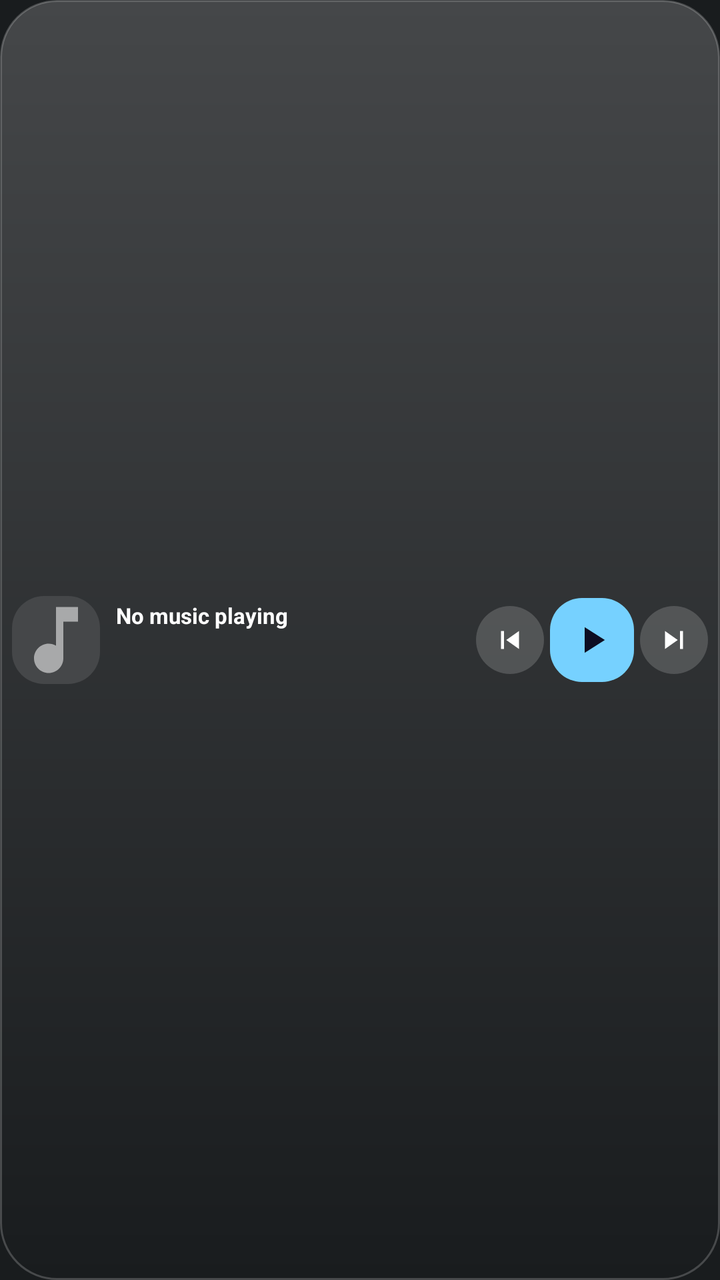
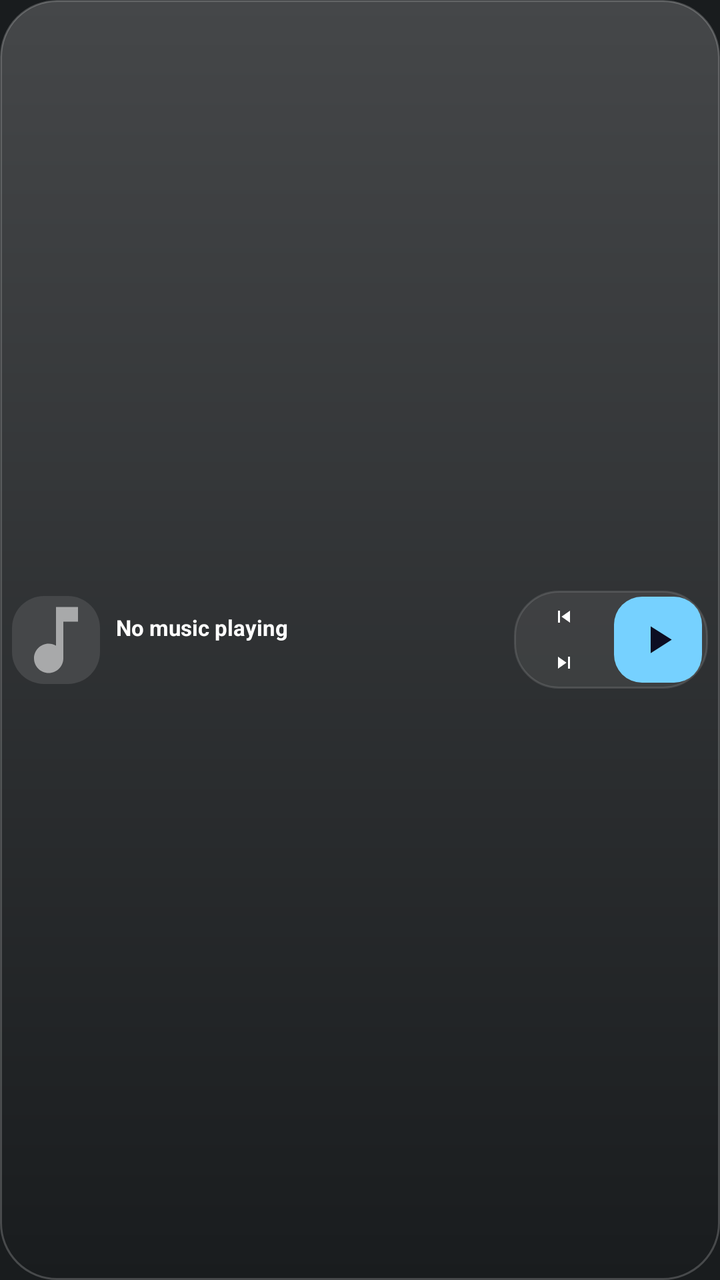

Screens rendered from an Android XML layout before and after an edit, with the pre-edit source and the edit as a unified diff.
<!-- AndroidManifest.xml: application theme android:Theme.DeviceDefault -->
<!-- res/layout/widget_music_small.xml -->
<?xml version="1.0" encoding="utf-8"?>
<LinearLayout xmlns:android="http://schemas.android.com/apk/res/android"
    android:id="@+id/widgetRoot"
    android:layout_width="match_parent"
    android:layout_height="match_parent"
    android:background="@drawable/widget_bg"
    android:orientation="horizontal"
    android:padding="6dp"
    android:gravity="center_vertical">

    <ImageView
        android:id="@+id/albumArt"
        android:layout_width="44dp"
        android:layout_height="44dp"
        android:scaleType="centerCrop"
        android:background="@drawable/album_art_bg"
        android:src="@drawable/ic_music_note"/>

    <LinearLayout
        android:layout_width="0dp"
        android:layout_height="wrap_content"
        android:layout_weight="1"
        android:layout_marginStart="8dp"
        android:layout_marginEnd="4dp"
        android:orientation="vertical"
        android:gravity="center_vertical">

        <TextView
            android:id="@+id/songTitle"
            android:layout_width="match_parent"
            android:layout_height="wrap_content"
            android:text="No music playing"
            android:textColor="#FFFFFFFF"
            android:textSize="11sp"
            android:textStyle="bold"
            android:maxLines="1"
            android:ellipsize="end"/>

        <TextView
            android:id="@+id/artistName"
            android:layout_width="match_parent"
            android:layout_height="wrap_content"
            android:text=""
            android:textColor="#B3FFFFFF"
            android:textSize="9sp"
            android:maxLines="1"
            android:ellipsize="end"/>

        <ImageView
            android:id="@+id/songProgress"
            android:layout_width="match_parent"
            android:layout_height="10dp"
            android:layout_marginTop="2dp"
            android:scaleType="fitXY"
            android:contentDescription="Progreso"/>

        
        <ImageView
            android:id="@+id/btnShuffle"
            android:layout_width="0dp"
            android:layout_height="0dp"
            android:visibility="gone"/>
        <ImageView
            android:id="@+id/btnRepeat"
            android:layout_width="0dp"
            android:layout_height="0dp"
            android:visibility="gone"/>

    </LinearLayout>

    <ImageView
        android:id="@+id/btnPrev"
        android:layout_width="34dp"
        android:layout_height="34dp"
        android:src="@drawable/ic_skip_previous"
        android:background="@drawable/btn_round_bg"
        android:scaleType="centerInside"
        android:padding="8dp"/>

    <ImageView
        android:id="@+id/btnPlayPause"
        android:layout_width="42dp"
        android:layout_height="42dp"
        android:src="@drawable/ic_play"
        android:background="@drawable/play_btn_bg"
        android:scaleType="centerInside"
        android:padding="10dp"
        android:layout_marginStart="3dp"
        android:layout_marginEnd="3dp"/>

    <ImageView
        android:id="@+id/btnNext"
        android:layout_width="34dp"
        android:layout_height="34dp"
        android:src="@drawable/ic_skip_next"
        android:background="@drawable/btn_round_bg"
        android:scaleType="centerInside"
        android:padding="8dp"/>

</LinearLayout>
<!-- resources referenced by this layout -->
<resources>
  <!-- drawable album_art_bg (drawable) -->
  <?xml version="1.0" encoding="utf-8"?>
  <shape xmlns:android="http://schemas.android.com/apk/res/android">
      <solid android:color="#33FFFFFF"/>
      <corners android:radius="16dp"/>
  </shape>
  <!-- drawable btn_round_bg (drawable) -->
  <?xml version="1.0" encoding="utf-8"?>
  <shape xmlns:android="http://schemas.android.com/apk/res/android"
      android:shape="oval">
      <solid android:color="#18FFFFFF"/>
  </shape>
  <!-- drawable ic_music_note (drawable) -->
  <vector xmlns:android="http://schemas.android.com/apk/res/android"
      android:width="24dp" android:height="24dp"
      android:viewportWidth="24" android:viewportHeight="24">
      <path android:fillColor="#88FFFFFF"
          android:pathData="M12,3v10.55c-0.59,-0.34 -1.27,-0.55 -2,-0.55 -2.21,0 -4,1.79 -4,4s1.79,4 4,4 4,-1.79 4,-4V7h4V3h-6z"/>
  </vector>
  <!-- drawable ic_play (drawable) -->
  <vector xmlns:android="http://schemas.android.com/apk/res/android"
      android:width="24dp" android:height="24dp"
      android:viewportWidth="24" android:viewportHeight="24">
      <path android:fillColor="#FF0D0D22"
          android:pathData="M8,5v14l11,-7z"/>
  </vector>
  <!-- drawable ic_skip_next (drawable) -->
  <vector xmlns:android="http://schemas.android.com/apk/res/android"
      android:width="24dp" android:height="24dp"
      android:viewportWidth="24" android:viewportHeight="24">
      <path android:fillColor="#FFFFFFFF"
          android:pathData="M6,18l8.5,-6L6,6v12zM16,6v12h2V6h-2z"/>
  </vector>
  <!-- drawable ic_skip_previous (drawable) -->
  <vector xmlns:android="http://schemas.android.com/apk/res/android"
      android:width="24dp" android:height="24dp"
      android:viewportWidth="24" android:viewportHeight="24">
      <path android:fillColor="#FFFFFFFF"
          android:pathData="M6,6h2v12H6zM9.5,12l8.5,6V6z"/>
  </vector>
  <!-- drawable play_btn_bg (drawable) -->
  <?xml version="1.0" encoding="utf-8"?>
  <shape xmlns:android="http://schemas.android.com/apk/res/android">
      <solid android:color="#FFFFFFFF"/>
      <corners android:radius="16dp"/>
  </shape>
  <!-- drawable widget_bg (drawable) -->
  <?xml version="1.0" encoding="utf-8"?>
  <shape xmlns:android="http://schemas.android.com/apk/res/android">
      <solid android:color="#E61A1B1F"/>
      <corners android:radius="28dp"/>
      <stroke
          android:width="1dp"
          android:color="#26FFFFFF"/>
  </shape>
</resources>

<!-- the commit's change to res/layout/widget_music_small.xml (unified diff, before → after) -->
@@ -21,7 +21,7 @@
         android:layout_height="wrap_content"
         android:layout_weight="1"
         android:layout_marginStart="8dp"
-        android:layout_marginEnd="4dp"
+        android:layout_marginEnd="6dp"
         android:orientation="vertical"
         android:gravity="center_vertical">
 
@@ -46,55 +46,64 @@
             android:maxLines="1"
             android:ellipsize="end"/>
 
+    </LinearLayout>
+
+    
+    <LinearLayout
+        android:layout_width="wrap_content"
+        android:layout_height="wrap_content"
+        android:background="@drawable/dock_bg"
+        android:orientation="horizontal"
+        android:padding="3dp"
+        android:gravity="center_vertical">
+
+        <LinearLayout
+            android:layout_width="44dp"
+            android:layout_height="wrap_content"
+            android:orientation="vertical">
+
+            <ImageView
+                android:id="@+id/btnPrev"
+                android:layout_width="44dp"
+                android:layout_height="20dp"
+                android:src="@drawable/ic_skip_previous"
+                android:background="@drawable/ripple_cell"
+                android:scaleType="centerInside"
+                android:padding="4dp"/>
+
+            <ImageView
+                android:id="@+id/btnNext"
+                android:layout_width="44dp"
+                android:layout_height="20dp"
+                android:layout_marginTop="3dp"
+                android:src="@drawable/ic_skip_next"
+                android:background="@drawable/ripple_cell"
+                android:scaleType="centerInside"
+                android:padding="4dp"/>
+
+        </LinearLayout>
+
         <ImageView
-            android:id="@+id/songProgress"
-            android:layout_width="match_parent"
-            android:layout_height="10dp"
-            android:layout_marginTop="2dp"
-            android:scaleType="fitXY"
-            android:contentDescription="Progreso"/>
-
-        
-        <ImageView
-            android:id="@+id/btnShuffle"
-            android:layout_width="0dp"
-            android:layout_height="0dp"
-            android:visibility="gone"/>
-        <ImageView
-            android:id="@+id/btnRepeat"
-            android:layout_width="0dp"
-            android:layout_height="0dp"
-            android:visibility="gone"/>
+            android:id="@+id/btnPlayPause"
+            android:layout_width="44dp"
+            android:layout_height="43dp"
+            android:layout_marginStart="3dp"
+            android:src="@drawable/ic_play"
+            android:background="@drawable/play_pill"
+            android:scaleType="centerInside"
+            android:padding="10dp"/>
 
     </LinearLayout>
 
     <ImageView
-        android:id="@+id/btnPrev"
-        android:layout_width="34dp"
-        android:layout_height="34dp"
-        android:src="@drawable/ic_skip_previous"
-        android:background="@drawable/btn_round_bg"
-        android:scaleType="centerInside"
-        android:padding="8dp"/>
-
+        android:id="@+id/btnShuffle"
+        android:layout_width="0dp"
+        android:layout_height="0dp"
+        android:visibility="gone"/>
     <ImageView
-        android:id="@+id/btnPlayPause"
-        android:layout_width="42dp"
-        android:layout_height="42dp"
-        android:src="@drawable/ic_play"
-        android:background="@drawable/play_btn_bg"
-        android:scaleType="centerInside"
-        android:padding="10dp"
-        android:layout_marginStart="3dp"
-        android:layout_marginEnd="3dp"/>
-
-    <ImageView
-        android:id="@+id/btnNext"
-        android:layout_width="34dp"
-        android:layout_height="34dp"
-        android:src="@drawable/ic_skip_next"
-        android:background="@drawable/btn_round_bg"
-        android:scaleType="centerInside"
-        android:padding="8dp"/>
+        android:id="@+id/btnRepeat"
+        android:layout_width="0dp"
+        android:layout_height="0dp"
+        android:visibility="gone"/>
 
 </LinearLayout>
<!-- resource entries referenced after the edit -->
@@ -6,11 +6,14 @@
       <solid android:color="#33FFFFFF"/>
       <corners android:radius="16dp"/>
   </shape>
-  <!-- drawable btn_round_bg (drawable) -->
+  <!-- drawable dock_bg (drawable) -->
   <?xml version="1.0" encoding="utf-8"?>
-  <shape xmlns:android="http://schemas.android.com/apk/res/android"
-      android:shape="oval">
-      <solid android:color="#18FFFFFF"/>
+  <shape xmlns:android="http://schemas.android.com/apk/res/android">
+      <solid android:color="#12FFFFFF"/>
+      <corners android:radius="22dp"/>
+      <stroke
+          android:width="1dp"
+          android:color="#1FFFFFFF"/>
   </shape>
   <!-- drawable ic_music_note (drawable) -->
   <vector xmlns:android="http://schemas.android.com/apk/res/android"
@@ -40,12 +43,34 @@
       <path android:fillColor="#FFFFFFFF"
           android:pathData="M6,6h2v12H6zM9.5,12l8.5,6V6z"/>
   </vector>
-  <!-- drawable play_btn_bg (drawable) -->
+  <!-- drawable play_pill (drawable) -->
   <?xml version="1.0" encoding="utf-8"?>
-  <shape xmlns:android="http://schemas.android.com/apk/res/android">
-      <solid android:color="#FFFFFFFF"/>
-      <corners android:radius="16dp"/>
-  </shape>
+  <ripple xmlns:android="http://schemas.android.com/apk/res/android"
+      android:color="#33000000">
+      <item android:id="@android:id/mask">
+          <shape android:shape="rectangle">
+              <solid android:color="#FFFFFFFF"/>
+              <corners android:radius="14dp"/>
+          </shape>
+      </item>
+      <item>
+          <shape android:shape="rectangle">
+              <solid android:color="#FFFFFFFF"/>
+              <corners android:radius="14dp"/>
+          </shape>
+      </item>
+  </ripple>
+  <!-- drawable ripple_cell (drawable) -->
+  <?xml version="1.0" encoding="utf-8"?>
+  <ripple xmlns:android="http://schemas.android.com/apk/res/android"
+      android:color="#33FFFFFF">
+      <item android:id="@android:id/mask">
+          <shape android:shape="rectangle">
+              <solid android:color="#FFFFFFFF"/>
+              <corners android:radius="14dp"/>
+          </shape>
+      </item>
+  </ripple>
   <!-- drawable widget_bg (drawable) -->
   <?xml version="1.0" encoding="utf-8"?>
   <shape xmlns:android="http://schemas.android.com/apk/res/android">
